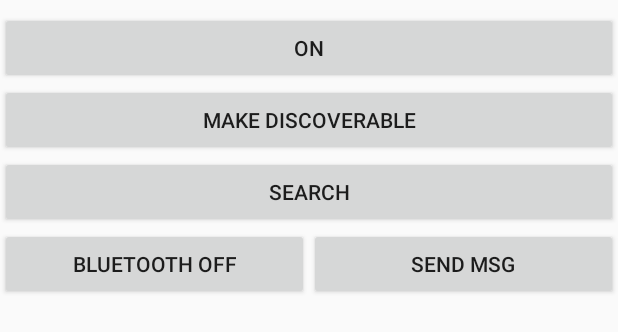
After one commit to bixdeng/CheckOut, an Android app: the layout fragment_settings.xml on its own in the app's theme, with its tools: preview values and no code run, on a phone screen of 412 x 824 dp. The commit adds this screen. Shown: the top 332 px of the screen. Run offline under Robolectric (Android 15) with nearby library versions, the phone set to English and light mode, and no system bars.

Commit message:
made additions for bt on Settings page

```diff
--- a/app/src/main/AndroidManifest.xml
+++ b/app/src/main/AndroidManifest.xml
@@ -4,6 +4,8 @@
 
     <uses-permission android:name="android.permission.NFC" />
     <uses-permission android:name="android.permission.INTERNET" />
+    <uses-permission android:name="android.permission.BLUETOOTH" />
+    <uses-permission android:name="android.permission.BLUETOOTH_ADMIN" />
 
     <application
         android:allowBackup="true"
--- /dev/null
+++ b/app/src/main/res/layout/fragment_settings.xml
@@ -0,0 +1,66 @@
+<FrameLayout xmlns:android="http://schemas.android.com/apk/res/android"
+    xmlns:tools="http://schemas.android.com/tools" android:layout_width="match_parent"
+    android:layout_height="match_parent"
+    tools:context="com.group12.syde362.checkout.SettingsFragment">
+
+    <!-- TODO: Update blank fragment layout -->
+
+    <LinearLayout
+        android:layout_width="match_parent"
+        android:layout_height="wrap_content"
+        android:orientation="vertical"
+        android:layout_marginTop="8dp" >
+
+        <Button
+            android:id="@+id/buttonOn"
+            android:layout_width="match_parent"
+            android:layout_height="wrap_content"
+            android:text="On"/>
+        <Button
+            android:id="@+id/buttonDesc"
+            android:layout_width="fill_parent"
+            android:layout_height="wrap_content"
+            android:text="Make Discoverable"/>
+        <Button
+            android:id="@+id/buttonSearch"
+            android:layout_width="match_parent"
+            android:layout_height="wrap_content"
+            android:text="Search"/>
+
+        <LinearLayout
+            android:layout_width="match_parent"
+            android:layout_height="wrap_content"
+            android:orientation="horizontal">
+            <Button
+                android:id="@+id/buttonOff"
+                android:layout_width="0dp"
+                android:layout_weight="1"
+                android:layout_height="wrap_content"
+                android:text="Bluetooth Off"/>
+
+            <Button
+                android:id="@+id/buttonMsg"
+                android:layout_width="0dp"
+                android:layout_weight="1"
+                android:layout_height="wrap_content"
+                android:text="Send Msg"/>
+        </LinearLayout>
+
+        <ListView
+            android:id="@+id/listViewPaired"
+            android:layout_width="match_parent"
+            android:layout_height="120dp"
+            android:text="blue">
+
+        </ListView>
+
+        <ListView
+            android:id="@+id/listViewDetected"
+            android:layout_width="match_parent"
+            android:layout_height="match_parent">
+
+        </ListView>
+
+    </LinearLayout>
+
+</FrameLayout>
```
Also changed, not shown: app/src/main/java/com/group12/syde362/checkout/MainActivity.java (+9 -1 lines), app/src/main/java/com/group12/syde362/checkout/SettingsFragment.java (added, +490 -0 lines), 1 other file.
